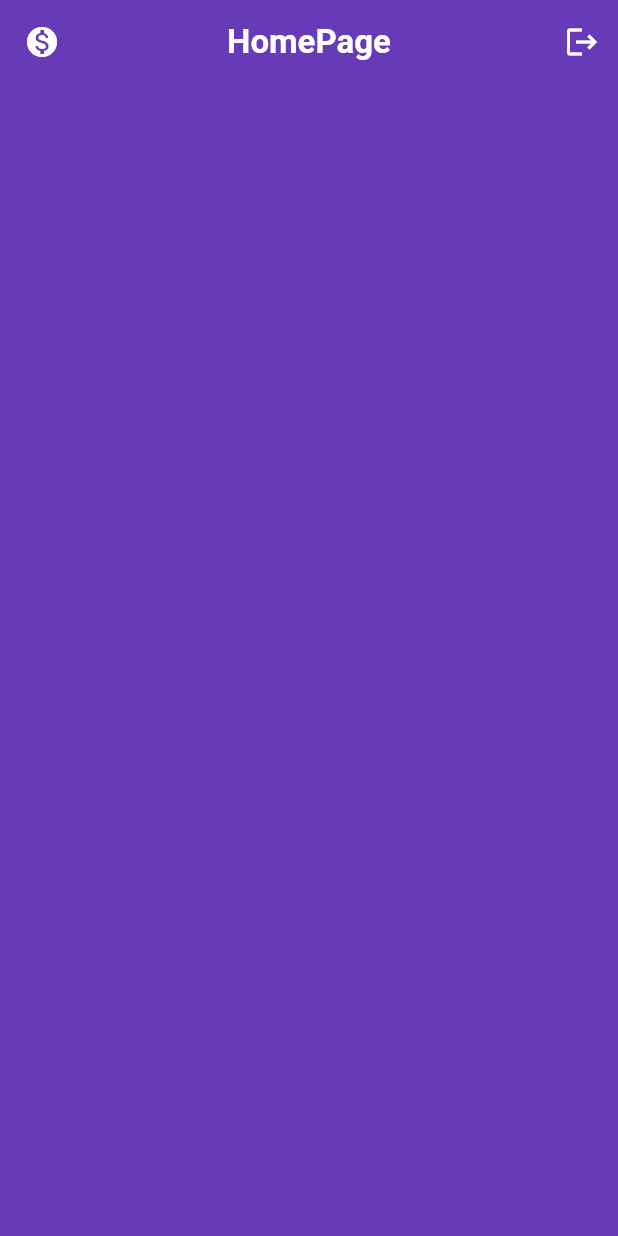
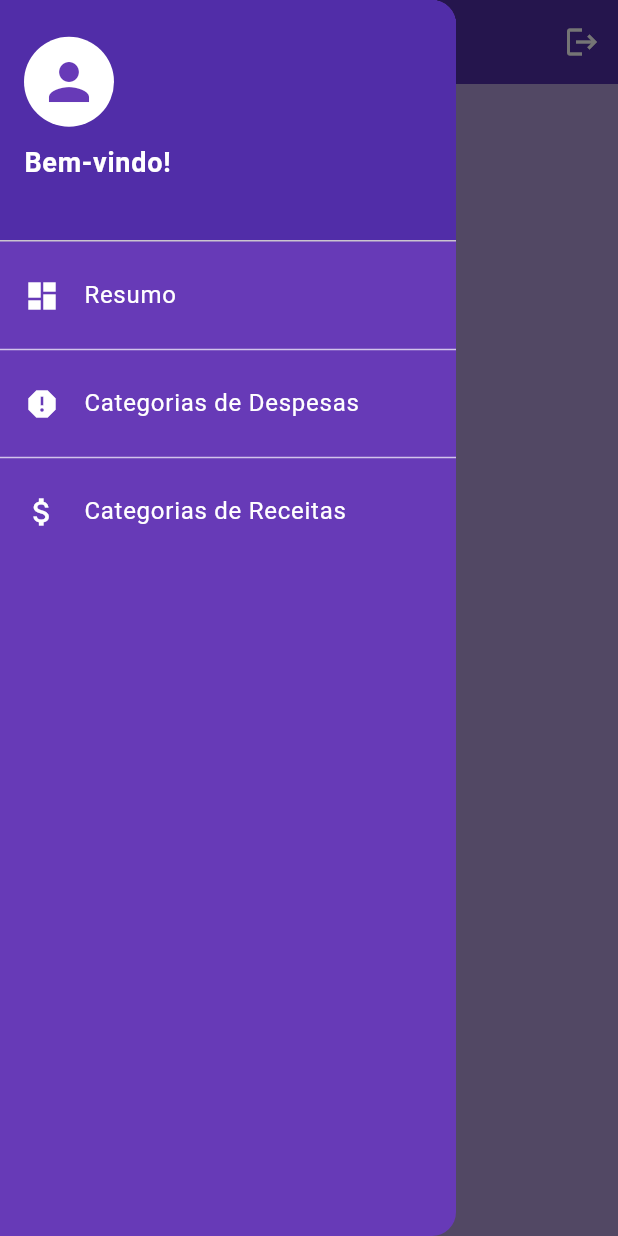
Before and after one commit to rfmeloneto/financasapp, a Flutter app: the screen it shows once a user with an empty profile is signed in, with the side drawer open (before the commit the screen has no drawer), on a phone screen of 412 x 824 dp. Run offline on Flutter 3.47's test engine with Material 3 defaults, Android fonts, the phone set to English and light mode, and no system bars; our stand-ins replace flutter_dotenv, supabase_flutter; accounts and stored records are empty; network calls fail.

Commit message:
expense viewmodel

```diff
--- a/lib/data/services/api/api_service.dart
+++ b/lib/data/services/api/api_service.dart
@@ -42,7 +42,7 @@ class ApiService{
   }
 
   Future<void> updateExpenseCategory(Map<String, dynamic> expenseCategory) async {
-    await Supabase.instance.client.from('ExpenseCategories').update(expenseCategory).eq('id', expenseCategory['id']);
+    await Supabase.instance.client.from('ExpenseCategories').update(expenseCategory).eq('categoryName', expenseCategory['categoryName']);
   }
 
   Future<void> deleteExpenseCategory(int id) async {
--- a/lib/domain/entities/expense_category_entity.dart
+++ b/lib/domain/entities/expense_category_entity.dart
@@ -1,6 +1,6 @@
 class ExpenseCategoryEntity {
   final String categoryName;
-  final bool isFundamental;
+  bool? isFundamental;
 
   ExpenseCategoryEntity({required this.categoryName, required this.isFundamental});
 
--- a/lib/main.dart
+++ b/lib/main.dart
@@ -4,6 +4,8 @@ import 'package:casal_rico/ui/pages/login_page.dart';
 import 'package:flutter/material.dart';
 import 'package:flutter_dotenv/flutter_dotenv.dart';
 import 'package:supabase_flutter/supabase_flutter.dart';
+
+import 'ui/pages/expense_category_page.dart';
 
 void main() async{
   WidgetsFlutterBinding.ensureInitialized();
@@ -27,7 +29,8 @@ class MainApp extends StatelessWidget {
       routes: {
         '/': (context) => AuthGate(loginPage: LoginPage(), homePage: HomePage(),),
         '/login': (context) => LoginPage(),
-        '/home': (context) => HomePage(),},
+        '/home': (context) => HomePage(),
+        '/categorias-despesas': (context) => ExpenseCategoryPage(),},
       theme: ThemeData(
         useMaterial3: true,
         colorSchemeSeed:  Colors.deepPurple,
--- a/lib/ui/pages/home_page.dart
+++ b/lib/ui/pages/home_page.dart
@@ -1,5 +1,8 @@
 import 'package:casal_rico/ui/view_model/login_view_model.dart';
+import 'package:casal_rico/ui/widgets/app_bar_widget.dart';
+import 'package:casal_rico/ui/widgets/drawer_widget.dart';
 import 'package:flutter/material.dart';
+
 
 class HomePage extends StatefulWidget {
   const HomePage({super.key});
@@ -10,24 +13,13 @@ class HomePage extends StatefulWidget {
 
 class _HomePageState extends State<HomePage> {
   LoginViewModel loginViewModel = LoginViewModel();
+
   @override
   Widget build(BuildContext context) {
     return Scaffold(
-      backgroundColor: Colors.deepPurple[500],
-      appBar: AppBar(
-        leading: Icon(Icons.monetization_on, color: Colors.white,),
-        title: const Text('HomePage',
-          style: TextStyle(color: Colors.white, fontWeight: FontWeight.bold),),
-        backgroundColor: Colors.deepPurple[500],
-        centerTitle: true,
-        elevation: 0.0,
-        actions: [
-          IconButton(onPressed: (){
-            loginViewModel.logout();
-            Navigator.pushNamed(context, '/login');
-          }, icon: const Icon(Icons.logout, color: Colors.white,),)
-        ],
-      ),
+      backgroundColor: Colors.deepPurple[200],
+      appBar: AppBarWidget(title: "Resumo"),
+      drawer: DrawerWidget(),
     );
   }
 }
--- /dev/null
+++ b/lib/ui/widgets/app_bar_widget.dart
@@ -0,0 +1,36 @@
+import 'package:flutter/material.dart';
+
+import '../view_model/login_view_model.dart';
+
+class AppBarWidget extends StatelessWidget implements PreferredSizeWidget {
+  final String title;
+  const AppBarWidget({required this.title, super.key});
+
+  @override
+  Size get preferredSize => const Size.fromHeight(56);
+
+  @override
+  Widget build(BuildContext context) {
+    LoginViewModel loginViewModel = LoginViewModel();
+    return AppBar(
+        iconTheme: IconThemeData(color: Colors.white),
+        title: Text(
+        title,
+          style: TextStyle(color: Colors.white, fontWeight: FontWeight.bold),
+        ),
+        backgroundColor: Colors.deepPurple[700],
+        centerTitle: true,
+        elevation: 0.0,
+        actions: [
+          IconButton(
+            onPressed: () {
+              loginViewModel.logout();
+              Navigator.pushNamed(context, '/login');
+            },
+            icon: const Icon(Icons.logout, color: Colors.white),
+          ),
+        ],
+
+      );
+  }
+}
--- /dev/null
+++ b/lib/ui/widgets/drawer_widget.dart
@@ -0,0 +1,81 @@
+import 'package:flutter/material.dart';
+import 'package:supabase_flutter/supabase_flutter.dart';
+
+class DrawerWidget extends StatelessWidget {
+  const DrawerWidget({super.key});
+
+  @override
+  Widget build(BuildContext context) {
+    return Drawer(
+        backgroundColor: Colors.deepPurple,
+        child: ListView(
+          padding: EdgeInsets.zero,
+          children: [
+            DrawerHeader(
+              decoration: BoxDecoration(
+                color: Colors.deepPurple[700],
+              ),
+              child: Column(
+                crossAxisAlignment: CrossAxisAlignment.start,
+                mainAxisAlignment: MainAxisAlignment.center,
+                children: [
+                  const CircleAvatar(
+                    radius: 30,
+                    backgroundColor: Colors.white,
+                    child: Icon(Icons.person, size: 40, color: Colors.deepPurple),
+                  ),
+                  const SizedBox(height: 10),
+                  const Text(
+                    'Bem-vindo!',
+                    style: TextStyle(color: Colors.white, fontSize: 18, fontWeight: FontWeight.bold),
+                  ),
+                  Text(
+                    Supabase.instance.client.auth.currentUser?.email ?? '',
+                    style: const TextStyle(color: Colors.white70, fontSize: 14),
+                  ),
+                ],
+              ),
+            ),
+              ListTile(
+              leading: const Icon(Icons.dashboard, color: Colors.white),
+              title: const Text(
+                'Resumo',
+                style: TextStyle(color: Colors.white),
+              ),
+              onTap: () {
+               Navigator.pop(context);
+               Navigator.pushNamed(context, '/home');
+
+              },
+            ),
+            const Divider(color: Colors.white70),
+            ListTile(
+              leading: const Icon(Icons.report, color: Colors.white),
+              title: const Text(
+                'Categorias de Despesas',
+                style: TextStyle(color: Colors.white),
+              ),
+              onTap: () {
+               Navigator.pop(context);
+               Navigator.pushNamed(context, '/categorias-despesas');
+
+              },
+            ),
+            const Divider(color: Colors.white70),
+            ListTile(
+              leading: const Icon(Icons.attach_money, color: Colors.white),
+              title: const Text(
+                'Categorias de Receitas',
+                style: TextStyle(color: Colors.white),
+              ),
+              onTap: () {
+               Navigator.pop(context);
+               Navigator.pushNamed(context, '/categorias-receitas');
+
+              },
+            ),
+          ],
+        ),
+      );
+  }
+}
```
Also changed, not shown: lib/ui/injections/get_injection.dart (+8 -0 lines), lib/ui/pages/expense_category_page.dart (added, +141 -0 lines), lib/ui/pages/login_page.dart (+28 -3 lines), lib/ui/view_model/expenses_view_model.dart (added, +38 -0 lines).
